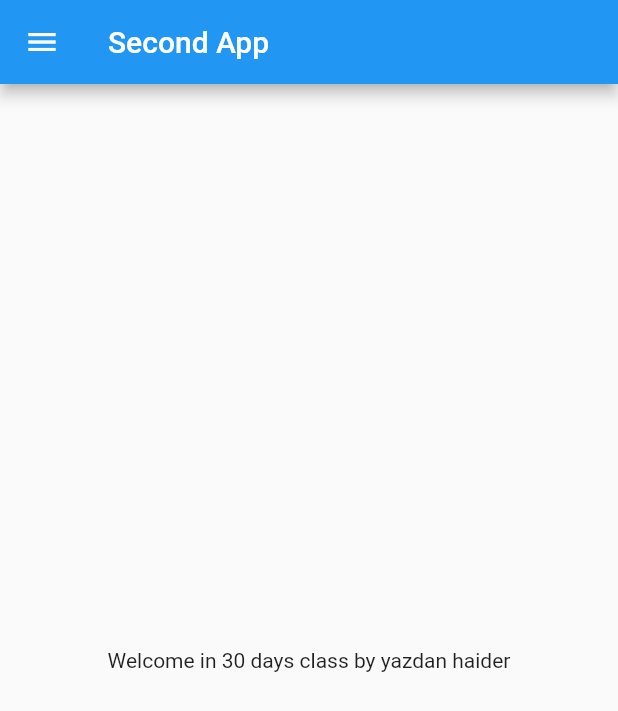
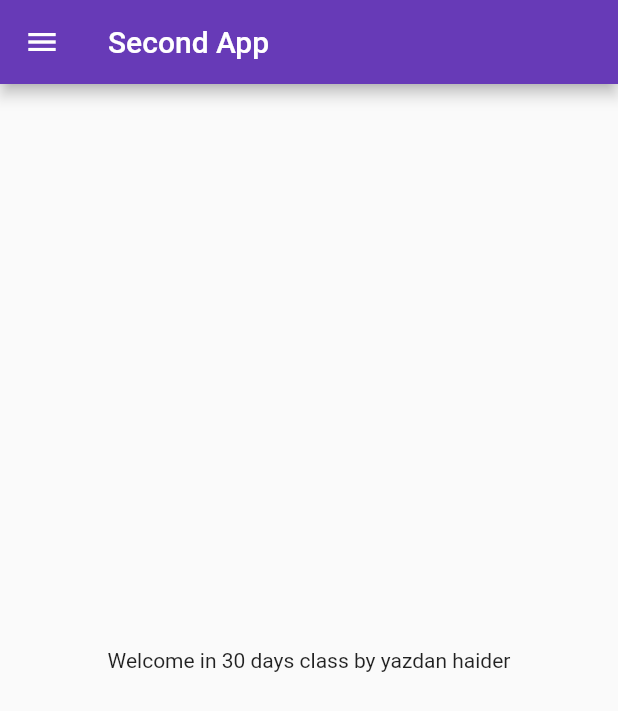
Before and after one commit to YazdanHaider27/firstappbycodepur, a Flutter app: the screen it shows after launch, on a phone screen of 412 x 824 dp. Shown: the top 711 px of the screen. Run offline on Flutter 3.47's test engine with Material 2 defaults, Android fonts, the phone set to English and light mode, and no system bars.

Commit message:
Day 3 Completed

```diff
--- a/lib/main.dart
+++ b/lib/main.dart
@@ -1,4 +1,5 @@
-import 'package:firstappbycodepur/home_page.dart';
+import 'package:firstappbycodepur/pages/home_page.dart';
+import 'package:firstappbycodepur/pages/login_page.dart';
 import 'package:flutter/material.dart';
 
 void main() {
@@ -11,7 +12,21 @@
   @override
   Widget build(BuildContext context) {
     return MaterialApp(
-      home: HomePage(),
+      debugShowCheckedModeBanner: false,
+      // home: HomePage(),
+      // themeMode: ThemeMode.dark,
+      themeMode: ThemeMode.light,
+      theme: ThemeData(
+        primarySwatch: Colors.deepPurple,
+      ),
+      darkTheme: ThemeData(
+        brightness: Brightness.dark,
+      ),
+      // initialRoute: "/login",
+      routes: {
+        "/": (context) => HomePage(),
+        "/login": (context) => LoginPage(),
+      },
     );
   }
 }
```
Also changed, not shown: lib/pages/login_page.dart (added, +21 -0 lines), lib/pages/home_page.dart (renamed from lib/home_page.dart).
